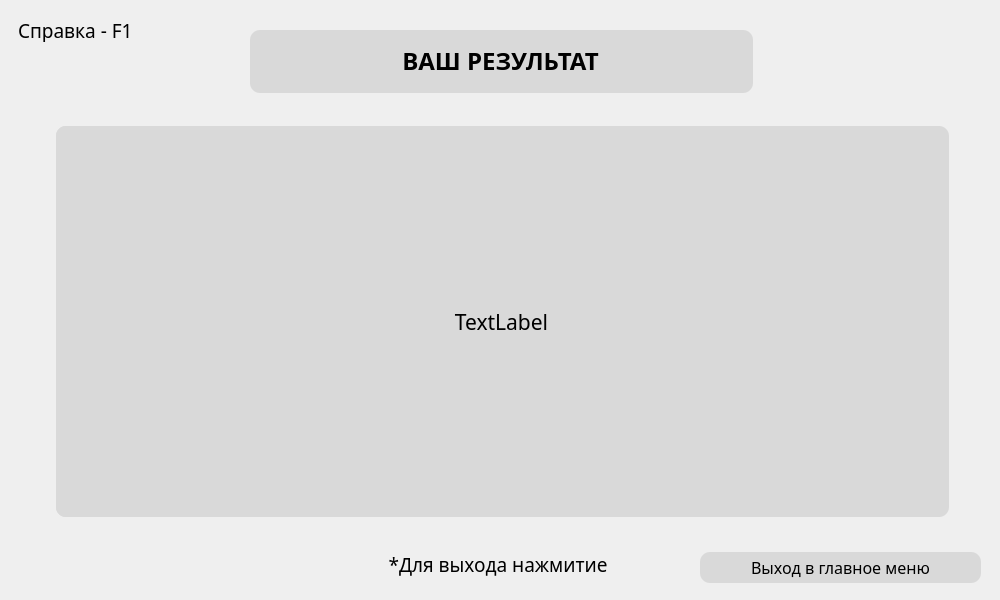
Before: the Qt Designer form ui/Result.ui in xamlo721/PsychologyTestApp, drawn with Qt 5.
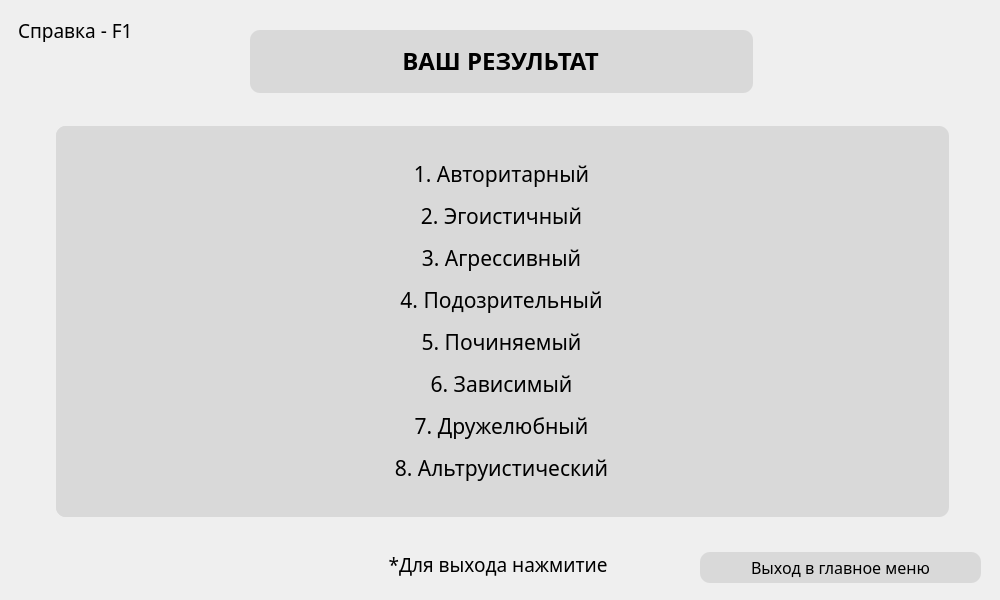
After: the same form once the commit is applied. Icons and pictures are not drawn.

The edit to the form file:
```diff
--- a/ui/Result.ui
+++ b/ui/Result.ui
@@ -177,7 +177,7 @@
      </font>
     </property>
     <property name="text">
-     <string>TextLabel</string>
+     <string>&lt;html&gt;&lt;head/&gt;&lt;body&gt;&lt;p&gt;1. Авторитарный&lt;/p&gt;&lt;p&gt;2. Эгоистичный&lt;/p&gt;&lt;p&gt;3. Агрессивный&lt;/p&gt;&lt;p&gt;4. Подозрительный&lt;/p&gt;&lt;p&gt;5. Починяемый&lt;/p&gt;&lt;p&gt;6. Зависимый&lt;/p&gt;&lt;p&gt;7. Дружелюбный&lt;/p&gt;&lt;p&gt;8. Альтруистический&lt;/p&gt;&lt;/body&gt;&lt;/html&gt;</string>
     </property>
     <property name="alignment">
      <set>Qt::AlignCenter</set>
```
